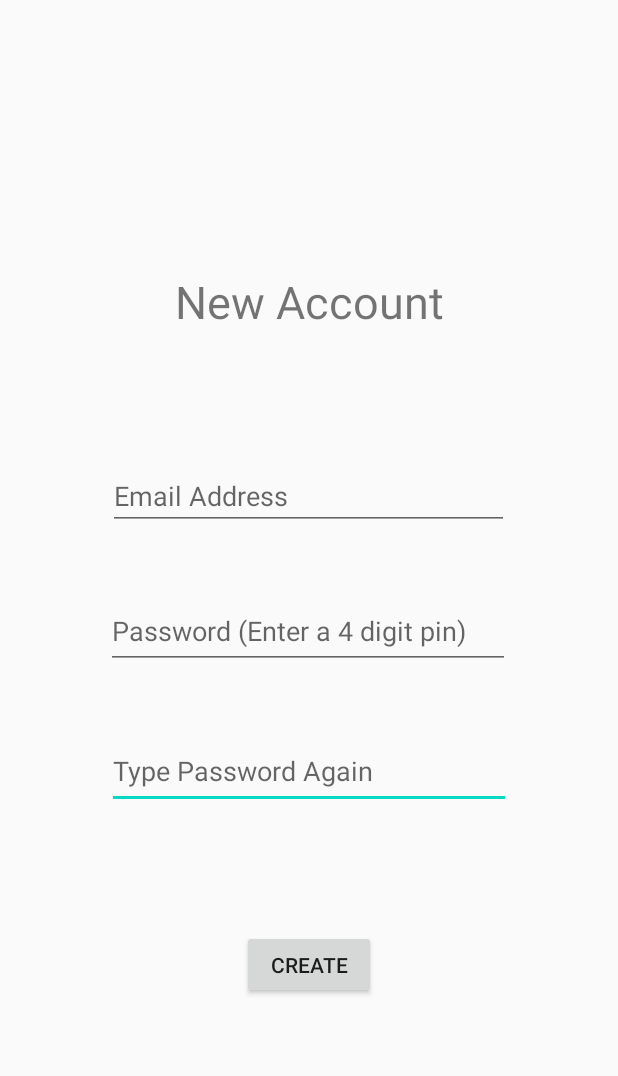
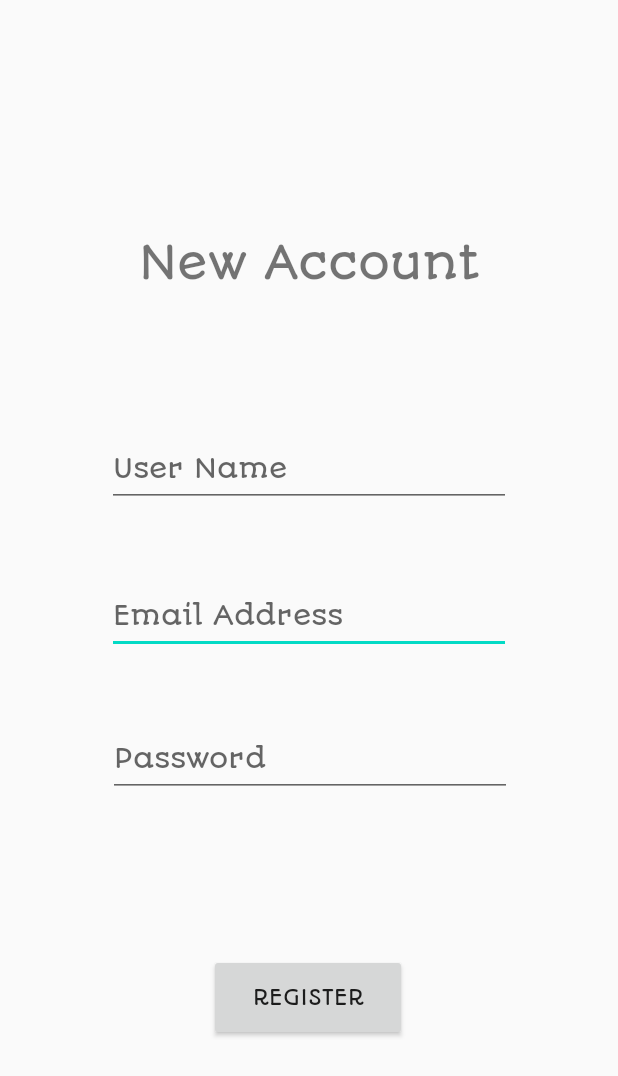
Before and after one commit to YersiniaP/Pomodoro-Timer-ThirtyOne, an Android app: the screen it shows after launch (AccountCreation), after a tap on "CREATE ACCOUNT", on a phone screen of 412 x 824 dp. Shown: the top 1076 px of the screen. Run offline under Robolectric (Android 15) with nearby library versions, the phone set to English and light mode, and no system bars.

Commit message:
- Updated AccountCreation activity    1) Validates user name, email and password field    2) Once information is valid, when User presses create, takes       the User back to LoginActivity page    3) Notification of success account creation appears on       LoginActivity page    4) When User clicks on Tomato icon, WhatIs page appears

```diff
--- a/app/src/main/java/com/example/pomodoro_app/AccountCreation.java
+++ b/app/src/main/java/com/example/pomodoro_app/AccountCreation.java
@@ -1,32 +1,93 @@
 package com.example.pomodoro_app;
-
 import androidx.appcompat.app.AppCompatActivity;
-
 import android.content.Intent;
 import android.os.Bundle;
+import android.util.Patterns;
 import android.view.View;
 import android.widget.Button;
+import android.widget.EditText;
+import android.widget.TextView;
+import android.widget.Toast;
+
+
+
 
 public class AccountCreation extends AppCompatActivity {
 
-    private Button btn_Create_User;
+    Button toast_pop_up, register;
+    EditText email, password, name;
+    TextView login;
+    boolean isNameValid, isEmailValid, isPasswordValid;
+
+
 
     @Override
     protected void onCreate(Bundle savedInstanceState) {
         super.onCreate(savedInstanceState);
         setContentView(R.layout.activity_account_creation);
 
+        name = (EditText) findViewById(R.id.name);
+        email =(EditText) findViewById(R.id.email);
+        password = (EditText) findViewById(R.id.password);
+        register = (Button) findViewById(R.id.register);
 
-        btn_Create_User = (Button) findViewById(R.id.btn_Create_User);
-        btn_Create_User.setOnClickListener(new View.OnClickListener() {
+
+
+
+
+        register.setOnClickListener(new View.OnClickListener() {
             @Override
-            public void onClick(View view) {
-                MainActivity();
+            public void onClick(View v) {
+                SetValidation();
+
+
             }
         });
 
+
+
+
+
+
     }
+    //*****************************************************************************************
+    public void SetValidation() {
+        // Check for a valid name.
+        if (name.getText().toString().isEmpty()) {
+            name.setError(getResources().getString(R.string.name_error));
+            isNameValid = false;
+        } else {
+            isNameValid = true;
+        }
 
+        // Check for a valid email address.
+        if (email.getText().toString().isEmpty()) {
+            email.setError(getResources().getString(R.string.email_error));
+            isEmailValid = false;
+        } else if (!Patterns.EMAIL_ADDRESS.matcher(email.getText().toString()).matches()) {
+            email.setError(getResources().getString(R.string.email_error));
+            isEmailValid = false;
+        } else  {
+            isEmailValid = true;
+        }
+        if (password.getText().toString().isEmpty()) {
+            password.setError(getResources().getString(R.string.password_error));
+            isPasswordValid = false;
+        } else if (password.getText().length() < 4)  {
+            password.setError(getResources().getString(R.string.password_invalid_error));
+            isPasswordValid = false;
+        } else  {
+            isPasswordValid = true;
+        }
+
+
+
+        if (isNameValid && isEmailValid && isPasswordValid) {
+            Toast.makeText(getApplicationContext(), "User Account Created!", Toast.LENGTH_LONG).show();
+            MainActivity();
+        }
+
+    }
 
 
 
@@ -43,8 +104,4 @@ public class AccountCreation extends AppCompatActivity {
 
 
 
-
-
-
-
 }
--- a/app/src/main/java/com/example/pomodoro_app/LoginActivity.java
+++ b/app/src/main/java/com/example/pomodoro_app/LoginActivity.java
@@ -2,16 +2,20 @@ package com.example.pomodoro_app;
 
 import androidx.appcompat.app.AppCompatActivity;
 
+import android.widget.ImageView;
+import android.widget.Toast;
 import android.content.Intent;
 import android.widget.Button;
 import android.os.Bundle;
 import android.view.View;
 import android.widget.TextView;
 
+import org.w3c.dom.Text;
+
 public class LoginActivity extends AppCompatActivity {
 
-    private Button btn_Create_Account;
-    private TextView txtSqueezeMe;
+    Button btn_Create_Account;
+    ImageView Tommy;
 
 
     @Override
@@ -20,8 +24,11 @@ public class LoginActivity extends AppCompatActivity {
         setContentView(R.layout.activity_login);
 
 
-        //Click the 'Sign On' button and go to the Account creation activity
+        //Click the 'Create Account button and go to the Account creation activity
         btn_Create_Account = (Button) findViewById(R.id.btn_Create_Account);
+        Tommy = (ImageView) findViewById(R.id.Tommy);
+
+
         btn_Create_Account.setOnClickListener(new View.OnClickListener() {
             @Override
             public void onClick(View view) {
@@ -30,8 +37,8 @@ public class LoginActivity extends AppCompatActivity {
         });
 
         //Click on squeeze me to go to the WhatIS page which explains the APP
-        txtSqueezeMe = (TextView) findViewById(R.id.txtSqueezeMe);
-        txtSqueezeMe.setOnClickListener(new View.OnClickListener() {
+
+        Tommy.setOnClickListener(new View.OnClickListener() {
             @Override
             public void onClick(View view) {
                 WhatIs();
@@ -54,7 +61,7 @@ public class LoginActivity extends AppCompatActivity {
 
 
     public void AccountCreation() {
-        Intent intent = new Intent(this, AccountCreation.class);
+        Intent intent = new Intent(getApplicationContext(), AccountCreation.class);
         startActivity(intent);
     }
 
--- a/app/src/main/java/com/example/pomodoro_app/WhatIs.java
+++ b/app/src/main/java/com/example/pomodoro_app/WhatIs.java
@@ -12,5 +12,3 @@ public class WhatIs extends AppCompatActivity {
         setContentView(R.layout.activity_what_is);
     }
 }
-
-//test
--- a/app/src/main/res/layout/activity_account_creation.xml
+++ b/app/src/main/res/layout/activity_account_creation.xml
@@ -6,72 +6,78 @@
     android:layout_height="match_parent"
     tools:context=".AccountCreation">
 
-    <EditText
-        android:id="@+id/editTextTextPassword3"
-        android:layout_width="269dp"
-        android:layout_height="50dp"
-        android:ems="10"
-        android:hint="@string/type_password_again"
-        android:inputType="textPassword"
-        app:layout_constraintBottom_toBottomOf="parent"
-        app:layout_constraintEnd_toEndOf="parent"
-        app:layout_constraintStart_toStartOf="parent"
-        app:layout_constraintTop_toBottomOf="@+id/editTextTextPassword2"
-        app:layout_constraintVertical_bias="0.132"
-        android:autofillHints="" />
 
     <TextView
         android:id="@+id/textView"
         android:layout_width="wrap_content"
         android:layout_height="wrap_content"
+        android:fontFamily="@font/autour_one"
         android:text="@string/new_account"
         android:textSize="30sp"
         app:layout_constraintBottom_toBottomOf="parent"
         app:layout_constraintEnd_toEndOf="parent"
         app:layout_constraintStart_toStartOf="parent"
         app:layout_constraintTop_toTopOf="parent"
-        app:layout_constraintVertical_bias="0.231" />
+        app:layout_constraintVertical_bias="0.199" />
 
     <EditText
-        android:id="@+id/editTextTextEmailAddress2"
-        android:layout_width="267dp"
-        android:layout_height="45dp"
+        android:id="@+id/email"
+        android:layout_width="269dp"
+        android:layout_height="50dp"
+        android:autofillHints=""
         android:ems="10"
+        android:fontFamily="@font/autour_one"
         android:hint="@string/email_address"
         android:inputType="textEmailAddress"
         app:layout_constraintBottom_toBottomOf="parent"
         app:layout_constraintEnd_toEndOf="parent"
-        app:layout_constraintHorizontal_bias="0.496"
         app:layout_constraintStart_toStartOf="parent"
-        app:layout_constraintTop_toBottomOf="@+id/textView"
-        app:layout_constraintVertical_bias="0.156"
-        android:autofillHints="" />
+        app:layout_constraintTop_toTopOf="parent"
+        app:layout_constraintVertical_bias="0.499" />
 
     <EditText
-        android:id="@+id/editTextTextPassword2"
+        android:id="@+id/password"
         android:layout_width="269dp"
         android:layout_height="50dp"
+        android:autofillHints=""
         android:ems="10"
-        android:hint="@string/password_enter_a_4_digit_pin"
+        android:fontFamily="@font/autour_one"
+        android:hint="@string/password"
         android:inputType="textPassword"
         app:layout_constraintBottom_toBottomOf="parent"
         app:layout_constraintEnd_toEndOf="parent"
-        app:layout_constraintHorizontal_bias="0.497"
+        app:layout_constraintHorizontal_bias="0.507"
         app:layout_constraintStart_toStartOf="parent"
-        app:layout_constraintTop_toBottomOf="@+id/editTextTextEmailAddress2"
-        app:layout_constraintVertical_bias="0.101"
-        android:autofillHints="" />
+        app:layout_constraintTop_toTopOf="parent"
+        app:layout_constraintVertical_bias="0.622" />
 
     <Button
-        android:id="@+id/btn_Create_User"
-        android:layout_width="89dp"
-        android:layout_height="46dp"
-        android:text="@string/create"
+        android:id="@+id/register"
+        android:layout_width="132dp"
+        android:layout_height="58dp"
+        android:fontFamily="@font/autour_one"
+        android:text="@string/register"
+        app:layout_constraintBottom_toBottomOf="parent"
+        app:layout_constraintEnd_toEndOf="parent"
+        app:layout_constraintHorizontal_bias="0.498"
+        app:layout_constraintStart_toStartOf="parent"
+        app:layout_constraintTop_toTopOf="parent"
+        app:layout_constraintVertical_bias="0.83" />
+
+    <EditText
+        android:id="@+id/name"
+        android:layout_width="269dp"
+        android:layout_height="50dp"
+        android:autofillHints=""
+        android:ems="10"
+        android:fontFamily="@font/autour_one"
+        android:hint="@string/user_name"
+        android:inputType="textNoSuggestions"
         app:layout_constraintBottom_toBottomOf="parent"
         app:layout_constraintEnd_toEndOf="parent"
         app:layout_constraintStart_toStartOf="parent"
-        app:layout_constraintTop_toBottomOf="@+id/editTextTextPassword3"
-        app:layout_constraintVertical_bias="0.338" />
+        app:layout_constraintTop_toTopOf="parent"
+        app:layout_constraintVertical_bias="0.372" />
 
 
 </androidx.constraintlayout.widget.ConstraintLayout>
```
Also changed, not shown: app/src/main/res/layout/activity_login.xml (+24 -18 lines), app/src/main/res/layout/activity_what_is.xml (+24 -6 lines), app/src/main/res/values/strings.xml (+15 -0 lines).
